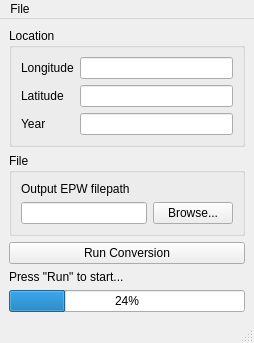
The window that gui/gui.ui (drzamich/WeatherDataConverter) describes before a commit, drawn with Qt 5.
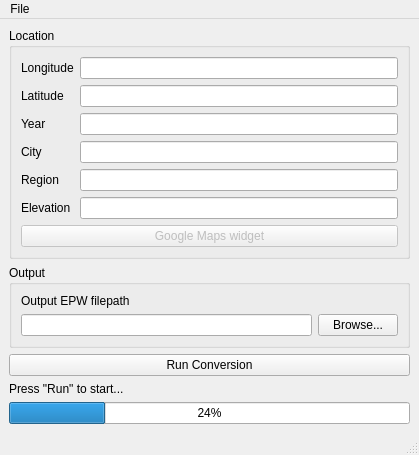
The same window after the commit.

Diff of the .ui file:
```diff
--- a/gui/gui.ui
+++ b/gui/gui.ui
@@ -6,8 +6,8 @@
    <rect>
     <x>0</x>
     <y>0</y>
-    <width>254</width>
-    <height>324</height>
+    <width>419</width>
+    <height>433</height>
    </rect>
   </property>
   <property name="sizePolicy">
@@ -68,15 +68,55 @@
          <item row="2" column="1">
           <widget class="QLineEdit" name="yearField"/>
          </item>
+         <item row="3" column="0">
+          <widget class="QLabel" name="label">
+           <property name="text">
+            <string>City</string>
+           </property>
+          </widget>
+         </item>
+         <item row="3" column="1">
+          <widget class="QLineEdit" name="cityField"/>
+         </item>
+         <item row="4" column="0">
+          <widget class="QLabel" name="label_2">
+           <property name="text">
+            <string>Region</string>
+           </property>
+          </widget>
+         </item>
+         <item row="4" column="1">
+          <widget class="QLineEdit" name="regionField"/>
+         </item>
+         <item row="5" column="0">
+          <widget class="QLabel" name="label_3">
+           <property name="text">
+            <string>Elevation</string>
+           </property>
+          </widget>
+         </item>
+         <item row="5" column="1">
+          <widget class="QLineEdit" name="elevationField"/>
+         </item>
         </layout>
        </item>
+       <item>
+        <widget class="QPushButton" name="pushButton">
+         <property name="enabled">
+          <bool>false</bool>
+         </property>
+         <property name="text">
+          <string>Google Maps widget</string>
+         </property>
+        </widget>
+       </item>
       </layout>
      </widget>
     </item>
     <item>
      <widget class="QGroupBox" name="fileBox">
       <property name="title">
-       <string>File</string>
+       <string>Output</string>
       </property>
       <layout class="QVBoxLayout" name="verticalLayout_3">
        <item>
@@ -143,7 +183,7 @@
     <rect>
      <x>0</x>
      <y>0</y>
-     <width>254</width>
+     <width>419</width>
      <height>21</height>
     </rect>
    </property>
```
